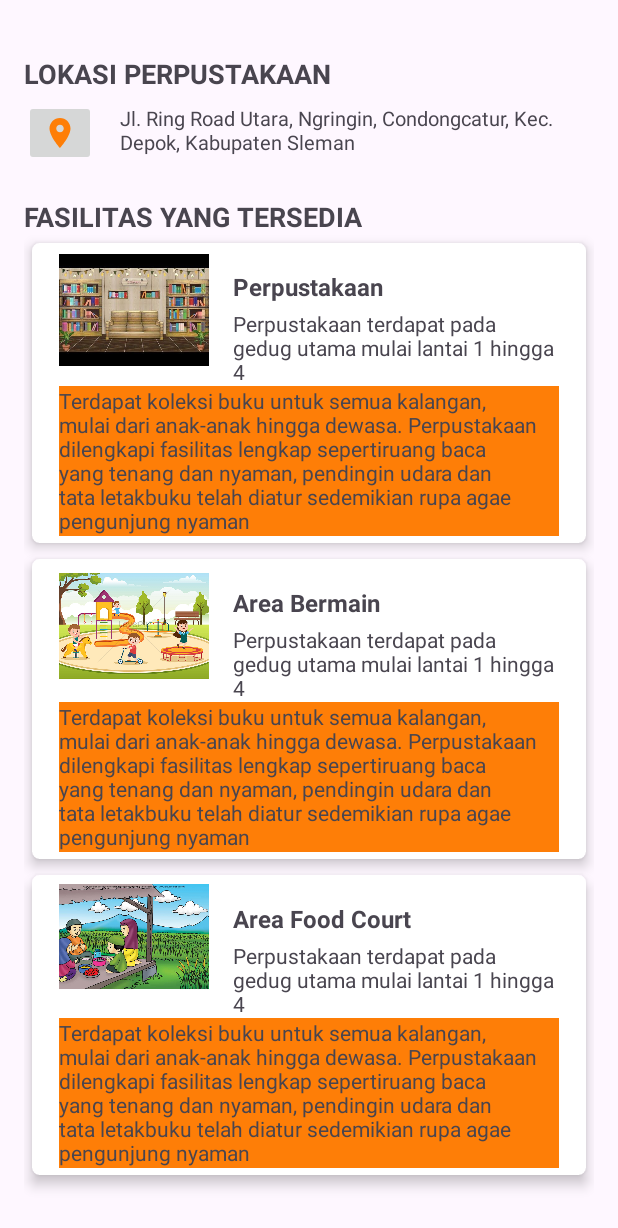
After one commit to naufalham/ProjectBP2607, an Android app: the ResponsiActivity screen opened directly, with no data from a screen before it, on a phone screen of 412 x 824 dp. The commit adds this screen. Shown: the top 1228 px of the screen. Run offline under Robolectric (Android 15) with nearby library versions, the phone set to English and light mode, and no system bars.

Commit message:
Responsi

```diff
--- a/app/src/main/AndroidManifest.xml
+++ b/app/src/main/AndroidManifest.xml
@@ -12,6 +12,9 @@
         android:supportsRtl="true"
         android:theme="@style/Theme.ProjectBP2607"
         tools:targetApi="31">
+        <activity
+            android:name=".ResponsiActivity"
+            android:exported="false" />
         <activity
             android:name=".AboutActivity"
             android:exported="false" />
--- /dev/null
+++ b/app/src/main/java/com/example/projectbp2607/AdapterResponsi.kt
@@ -0,0 +1,42 @@
+package com.example.projectbp2607
+
+import android.view.LayoutInflater
+import android.view.View
+import android.view.ViewGroup
+import android.widget.ImageView
+import android.widget.TextView
+import androidx.recyclerview.widget.RecyclerView
+
+class AdapterResponsi(private val listFasilitas:List<Fasilitas>):
+    RecyclerView.Adapter<AdapterResponsi.ViewHolder>() {
+
+    class ViewHolder(ItemView: View):RecyclerView.ViewHolder(ItemView){
+
+        val image: ImageView = itemView.findViewById(R.id.foto)
+        val title: TextView = itemView.findViewById(R.id.textViewJudul)
+        val desc1: TextView = itemView.findViewById(R.id.textViewIsi)
+        val desc2: TextView = itemView.findViewById(R.id.textViewIsi2)
+
+    }
+
+    override fun onCreateViewHolder(parent: ViewGroup, viewType: Int): AdapterResponsi.ViewHolder {
+        val View = LayoutInflater.from(parent.context).inflate(
+            R.layout.card_layout_responsi,parent,false)
+        return AdapterResponsi.ViewHolder(View)
+    }
+
+
+    override fun onBindViewHolder(holder: ViewHolder, position: Int) {
+        val modelFasilitas = listFasilitas[position]
+
+        holder.image.setImageResource(modelFasilitas.image)
+        holder.title.text = modelFasilitas.title
+        holder.desc1.text = modelFasilitas.desc1
+        holder.desc2.text = modelFasilitas.desc2
+    }
+
+
+    override fun getItemCount(): Int {
+        return listFasilitas.size
+    }
+}
--- /dev/null
+++ b/app/src/main/java/com/example/projectbp2607/Fasilitas.kt
@@ -0,0 +1,4 @@
+package com.example.projectbp2607
+
+class Fasilitas (var image:Int, var title:String, var desc1:String, var desc2:String){
+}
--- /dev/null
+++ b/app/src/main/java/com/example/projectbp2607/ResponsiActivity.kt
@@ -0,0 +1,37 @@
+package com.example.projectbp2607
+
+import androidx.appcompat.app.AppCompatActivity
+import android.os.Bundle
+import android.widget.Button
+import androidx.recyclerview.widget.LinearLayoutManager
+import androidx.recyclerview.widget.RecyclerView
+
+class ResponsiActivity : AppCompatActivity() {
+    override fun onCreate(savedInstanceState: Bundle?) {
+        super.onCreate(savedInstanceState)
+        setContentView(R.layout.activity_responsi)
+
+        //instance
+        val rvBuku: RecyclerView = findViewById(R.id.recyclerViewFasilitas)
+
+
+        //set layout manager di recyclerView
+        rvBuku.layoutManager = LinearLayoutManager(this)
+        //list data buku
+        val data = ArrayList<Fasilitas>()
+        data.add(
+            Fasilitas(R.drawable.perpus,"Perpustakaan",
+            "Perpustakaan terdapat pada gedug utama mulai lantai 1 hingga 4",
+                "Terdapat koleksi buku untuk semua kalangan, mulai dari anak-anak hingga dewasa. Perpustakaan dilengkapi fasilitas lengkap sepertiruang baca yang tenang dan nyaman, pendingin udara dan tata letakbuku telah diatur sedemikian rupa agae pengunjung nyaman"))
+        data.add(Fasilitas(R.drawable.bermain,"Area Bermain",
+                "Perpustakaan terdapat pada gedug utama mulai lantai 1 hingga 4",
+                "Terdapat koleksi buku untuk semua kalangan, mulai dari anak-anak hingga dewasa. Perpustakaan dilengkapi fasilitas lengkap sepertiruang baca yang tenang dan nyaman, pendingin udara dan tata letakbuku telah diatur sedemikian rupa agae pengunjung nyaman"))
+        data.add(Fasilitas(R.drawable.makan,"Area Food Court",
+            "Perpustakaan terdapat pada gedug utama mulai lantai 1 hingga 4",
+            "Terdapat koleksi buku untuk semua kalangan, mulai dari anak-anak hingga dewasa. Perpustakaan dilengkapi fasilitas lengkap sepertiruang baca yang tenang dan nyaman, pendingin udara dan tata letakbuku telah diatur sedemikian rupa agae pengunjung nyaman"))
+        //set adapter
+        val adapter = AdapterResponsi(data)
+        //set adapter ke recycler view
+        rvBuku.adapter = adapter
+    }
+}
--- /dev/null
+++ b/app/src/main/res/drawable/baseline_location_on_24.xml
@@ -0,0 +1,5 @@
+<vector android:height="24dp" android:tint="#FE7E07"
+    android:viewportHeight="24" android:viewportWidth="24"
+    android:width="24dp" xmlns:android="http://schemas.android.com/apk/res/android">
+    <path android:fillColor="@android:color/white" android:pathData="M12,2C8.13,2 5,5.13 5,9c0,5.25 7,13 7,13s7,-7.75 7,-13c0,-3.87 -3.13,-7 -7,-7zM12,11.5c-1.38,0 -2.5,-1.12 -2.5,-2.5s1.12,-2.5 2.5,-2.5 2.5,1.12 2.5,2.5 -1.12,2.5 -2.5,2.5z"/>
+</vector>
--- a/app/src/main/res/layout/activity_home.xml
+++ b/app/src/main/res/layout/activity_home.xml
@@ -123,7 +123,8 @@
         android:layout_marginBottom="16dp"
         app:layout_constraintBottom_toBottomOf="parent"
         app:layout_constraintEnd_toEndOf="parent"
-        app:layout_constraintTop_toBottomOf="@+id/textView4"/>
+        app:layout_constraintStart_toStartOf="parent"
+        app:layout_constraintTop_toBottomOf="@+id/textView4" />
 
 
 </androidx.constraintlayout.widget.ConstraintLayout>
--- /dev/null
+++ b/app/src/main/res/layout/activity_responsi.xml
@@ -0,0 +1,89 @@
+<?xml version="1.0" encoding="utf-8"?>
+<androidx.constraintlayout.widget.ConstraintLayout xmlns:android="http://schemas.android.com/apk/res/android"
+    xmlns:app="http://schemas.android.com/apk/res-auto"
+    xmlns:tools="http://schemas.android.com/tools"
+    android:layout_width="match_parent"
+    android:layout_height="match_parent"
+    tools:context=".ResponsiActivity">
+
+
+    <androidx.constraintlayout.widget.ConstraintLayout
+        android:id="@+id/CL2"
+        android:layout_width="match_parent"
+        android:layout_height="100dp"
+        android:layout_marginStart="16dp"
+        android:layout_marginTop="16dp"
+        android:layout_marginEnd="16dp"
+        app:layout_constraintEnd_toEndOf="parent"
+        app:layout_constraintStart_toStartOf="parent"
+        app:layout_constraintTop_toTopOf="parent">
+
+
+        <TextView
+            android:id="@+id/textViewJudul"
+            android:layout_width="0dp"
+            android:layout_height="wrap_content"
+            android:layout_marginTop="8dp"
+            android:text="LOKASI PERPUSTAKAAN"
+            android:textSize="18dp"
+            android:textStyle="bold"
+            app:layout_constraintBottom_toBottomOf="parent"
+            app:layout_constraintStart_toStartOf="parent"
+            app:layout_constraintTop_toTopOf="parent"
+            app:layout_constraintVertical_bias="0.189" />
+
+
+        <ImageButton
+            android:id="@+id/imageLokasi"
+            android:layout_width="wrap_content"
+            android:layout_height="wrap_content"
+            android:layout_marginTop="8dp"
+            android:layout_marginBottom="8dp"
+            app:layout_constraintBottom_toBottomOf="parent"
+            app:layout_constraintStart_toStartOf="parent"
+            app:layout_constraintTop_toBottomOf="@+id/textViewJudul"
+            app:srcCompat="@drawable/baseline_location_on_24" />
+
+        <TextView
+            android:id="@+id/textViewIsi"
+            android:layout_width="0dp"
+            android:layout_height="wrap_content"
+            android:layout_marginStart="16dp"
+            android:layout_marginTop="4dp"
+            android:layout_marginEnd="16dp"
+            android:layout_marginBottom="8dp"
+            android:text="Jl. Ring Road Utara, Ngringin, Condongcatur, Kec. Depok, Kabupaten Sleman"
+            android:textSize="13sp"
+            app:layout_constraintBottom_toBottomOf="parent"
+            app:layout_constraintEnd_toEndOf="parent"
+            app:layout_constraintStart_toEndOf="@+id/imageLokasi"
+            app:layout_constraintTop_toBottomOf="@+id/textViewJudul" />
+    </androidx.constraintlayout.widget.ConstraintLayout>
+
+    <TextView
+        android:id="@+id/textFasilitas"
+        android:layout_width="match_parent"
+        android:layout_height="wrap_content"
+        android:layout_marginStart="16dp"
+        android:layout_marginTop="16dp"
+        android:layout_marginEnd="16dp"
+        android:text="FASILITAS YANG TERSEDIA"
+        android:textSize="18dp"
+        android:textStyle="bold"
+        app:layout_constraintEnd_toEndOf="parent"
+        app:layout_constraintStart_toStartOf="parent"
+        app:layout_constraintTop_toBottomOf="@+id/CL2" />
+
+    <androidx.recyclerview.widget.RecyclerView
+        android:id="@+id/recyclerViewFasilitas"
+        android:layout_width="match_parent"
+        android:layout_height="0dp"
+        android:layout_marginStart="16dp"
+        android:layout_marginEnd="16dp"
+        android:layout_marginBottom="16dp"
+        app:layout_constraintBottom_toBottomOf="parent"
+        app:layout_constraintEnd_toEndOf="parent"
+        app:layout_constraintStart_toStartOf="parent"
+        app:layout_constraintTop_toBottomOf="@+id/textFasilitas" />
+
+</androidx.constraintlayout.widget.ConstraintLayout>
--- /dev/null
+++ b/app/src/main/res/layout/card_layout_responsi.xml
@@ -0,0 +1,71 @@
+<?xml version="1.0" encoding="utf-8"?>
+<androidx.cardview.widget.CardView xmlns:android="http://schemas.android.com/apk/res/android"
+    xmlns:tools="http://schemas.android.com/tools"
+    android:layout_width="match_parent"
+    android:layout_height="200dp"
+    xmlns:app="http://schemas.android.com/apk/res-auto"
+    android:id="@+id/card_home"
+    android:layout_margin="5dp"
+    app:cardCornerRadius="5dp"
+    app:cardElevation="5dp"
+    app:contentPadding="2dp">
+
+    <androidx.constraintlayout.widget.ConstraintLayout
+        android:id="@+id/CL1"
+        android:layout_width="match_parent"
+        android:layout_height="200dp"
+        android:layout_marginStart="16dp"
+        android:layout_marginEnd="16dp"
+        app:layout_constraintEnd_toEndOf="parent"
+        app:layout_constraintStart_toStartOf="parent"
+        app:layout_constraintTop_toBottomOf="@+id/textView4">
+
+
+        <ImageView
+            android:id="@+id/foto"
+            android:layout_width="100dp"
+            android:layout_height="85dp"
+            android:src="@drawable/perpus"
+            app:layout_constraintStart_toStartOf="parent"
+            app:layout_constraintTop_toTopOf="parent" />
+
+        <TextView
+            android:id="@+id/textViewJudul"
+            android:layout_width="0dp"
+            android:layout_height="wrap_content"
+            android:layout_marginStart="16dp"
+            android:layout_marginTop="16dp"
+            android:text="Perpustakaan"
+            android:textSize="16dp"
+            android:textStyle="bold"
+            app:layout_constraintStart_toEndOf="@+id/foto"
+            app:layout_constraintTop_toTopOf="parent" />
+
+        <TextView
+            android:id="@+id/textViewIsi"
+            android:layout_width="0dp"
+            android:layout_height="wrap_content"
+            android:layout_marginStart="16dp"
+            android:layout_marginTop="4dp"
+            android:text="Perpustakaan terdapat pada gedug utama mulai lantai 1 hingga 4"
+            android:textSize="14sp"
+            app:layout_constraintEnd_toEndOf="parent"
+            app:layout_constraintStart_toEndOf="@+id/foto"
+            app:layout_constraintTop_toBottomOf="@+id/textViewJudul" />
+
+        <TextView
+            android:id="@+id/textViewIsi2"
+            android:layout_width="wrap_content"
+            android:layout_height="100dp"
+            android:layout_marginTop="8dp"
+            android:background="#FE7E07"
+            android:text="Terdapat koleksi buku untuk semua kalangan, mulai dari anak-anak hingga dewasa. Perpustakaan dilengkapi fasilitas lengkap sepertiruang baca yang tenang dan nyaman, pendingin udara dan tata letakbuku telah diatur sedemikian rupa agae pengunjung nyaman"
+            android:textSize="14dp"
+            app:layout_constraintEnd_toEndOf="parent"
+            app:layout_constraintStart_toStartOf="parent"
+            app:layout_constraintTop_toBottomOf="@+id/foto" />
+
+
+    </androidx.constraintlayout.widget.ConstraintLayout>
+
+</androidx.cardview.widget.CardView>
```
Also changed, not shown: app/src/main/res/drawable/bermain.jpg (added), app/src/main/res/drawable/makan.jpg (added), app/src/main/res/drawable/perpus.jpg (added).
